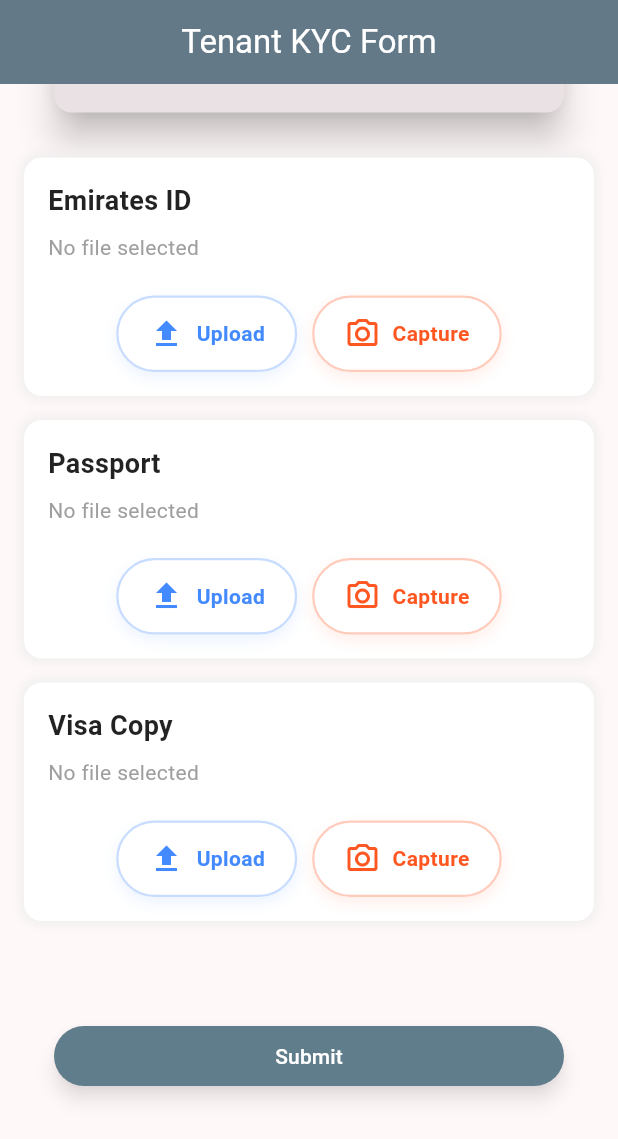
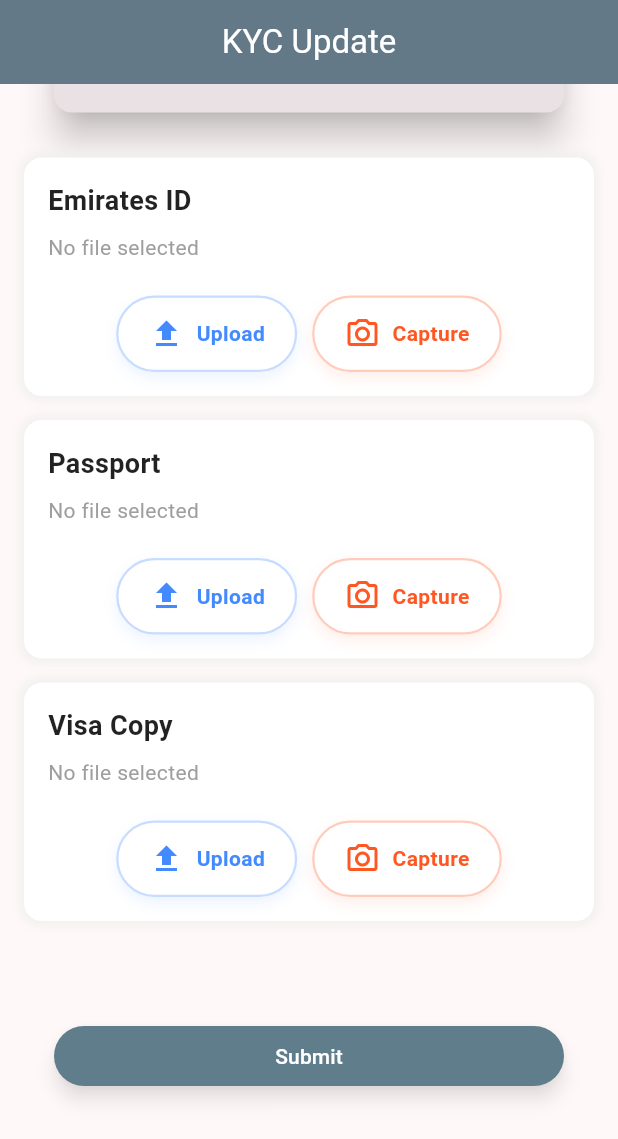
Before and after one commit to abdhmd2022/cshrealestatemobileapp-v1.0, a Flutter app: the screen it shows after launch, scrolled down 174 dp, after a tap on "Submit", on a phone screen of 412 x 824 dp. Shown: the top 1139 px of the screen. Run offline on Flutter 3.47's test engine with Material 3 defaults, Android fonts, the phone set to English and light mode, and no system bars; our stand-ins replace file_picker, image_picker, multi_select_flutter, shared_preferences.

Commit message:
"Commit for real estate mobile app"

```diff
--- a/lib/KYCUpdate.dart
+++ b/lib/KYCUpdate.dart
@@ -44,11 +44,24 @@ class _DecentTenantKYCFormState extends State<DecentTenantKYCForm> {
     }
   }
 
+  void _showSnackBar(String message) {
+    final snackBar = SnackBar(
+      content: Text(
+        message,
+        style: TextStyle(fontSize: 16),
+      ),
+      backgroundColor: Colors.redAccent,
+      behavior: SnackBarBehavior.floating, // Makes the SnackBar float above the screen
+      margin: EdgeInsets.all(16), // Adds margin around the SnackBar
+    );
+    ScaffoldMessenger.of(context).showSnackBar(snackBar);
+  }
+
   @override
   Widget build(BuildContext context) {
     return Scaffold(
       appBar: AppBar(
-        title: Text('Tenant KYC Form', style: TextStyle(color: Colors.white)),
+        title: Text('KYC Update', style: TextStyle(color: Colors.white)),
         centerTitle: true,
         elevation: 1,
         backgroundColor: Colors.blueGrey,
@@ -172,7 +185,6 @@ class _DecentTenantKYCFormState extends State<DecentTenantKYCForm> {
                   ),
                   const SizedBox(height: 30),
 
-
                   Container(
                     width: MediaQuery.of(context).size.width,
                     margin: EdgeInsets.only(left: 20,right: 20,top: 20,bottom: 80),
@@ -184,14 +196,23 @@ class _DecentTenantKYCFormState extends State<DecentTenantKYCForm> {
                       ),
                       onPressed: () {
                         {
+                          if (emiratesIdFile!.isEmpty) {
+                            _showSnackBar("Please upload Emirates ID.");
+                          } else if (passportFile!.isEmpty) {
+                            _showSnackBar("Please upload Passport.");
+                          } else if (visaCopyFile!.isEmpty) {
+                            _showSnackBar("Please upload Visa Copy.");
+                          } else {
+                            // Proceed with form submission
 
+                          }
                         }
                       },
                       child: Text('Submit',
                           style: TextStyle(
                               color: Colors.white
                           )),
-                    ),)
+                    ),),
                 ],
               ),
             ),
```
